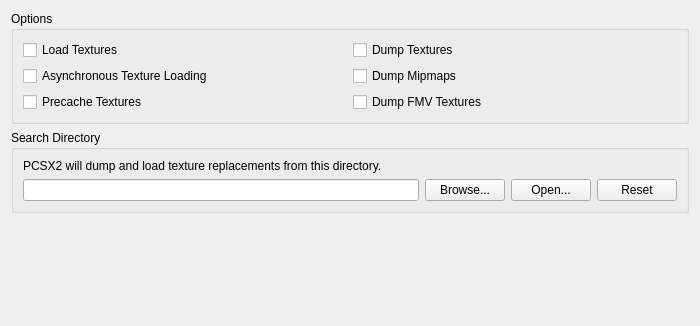
Above: pcsx2-qt/Settings/GraphicsTextureReplacementSettingsTab.ui from PenguinVRLab/PenguinScreen2 before the change; both pictures show x 0 to 700 and y 0 to 326 of the 700 by 500 pixel window. Below: the same form after it.
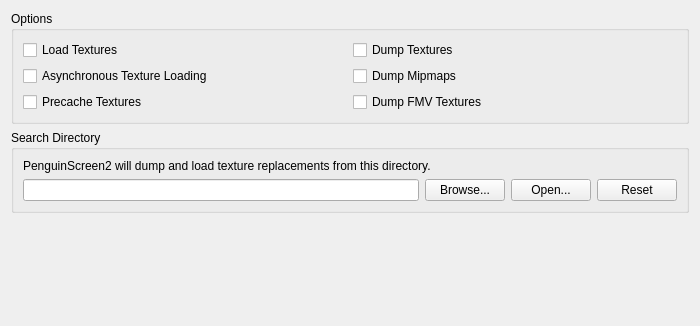
That is the form after the change.

Commit message:
PenguinScreen2 1.0-rc2
The 1.0-rc2 source, in one commit on top of the two import layers below it
(the PCSX2 fork base and the vendored Khronos OpenXR SDK), so that the diff
against them shows what PenguinScreen2 changes in upstream PCSX2.
The release is tag v1.0-rc2.

```diff
--- a/pcsx2-qt/Settings/GraphicsTextureReplacementSettingsTab.ui
+++ b/pcsx2-qt/Settings/GraphicsTextureReplacementSettingsTab.ui
@@ -98,7 +98,7 @@
       <item row="0" column="0" colspan="4">
        <widget class="QLabel" name="textureDescriptionText">
         <property name="text">
-         <string>PCSX2 will dump and load texture replacements from this directory.</string>
+         <string>PenguinScreen2 will dump and load texture replacements from this directory.</string>
         </property>
         <property name="buddy">
          <cstring>texturesDirectory</cstring>
```
The commit also changes 1123 other files.
